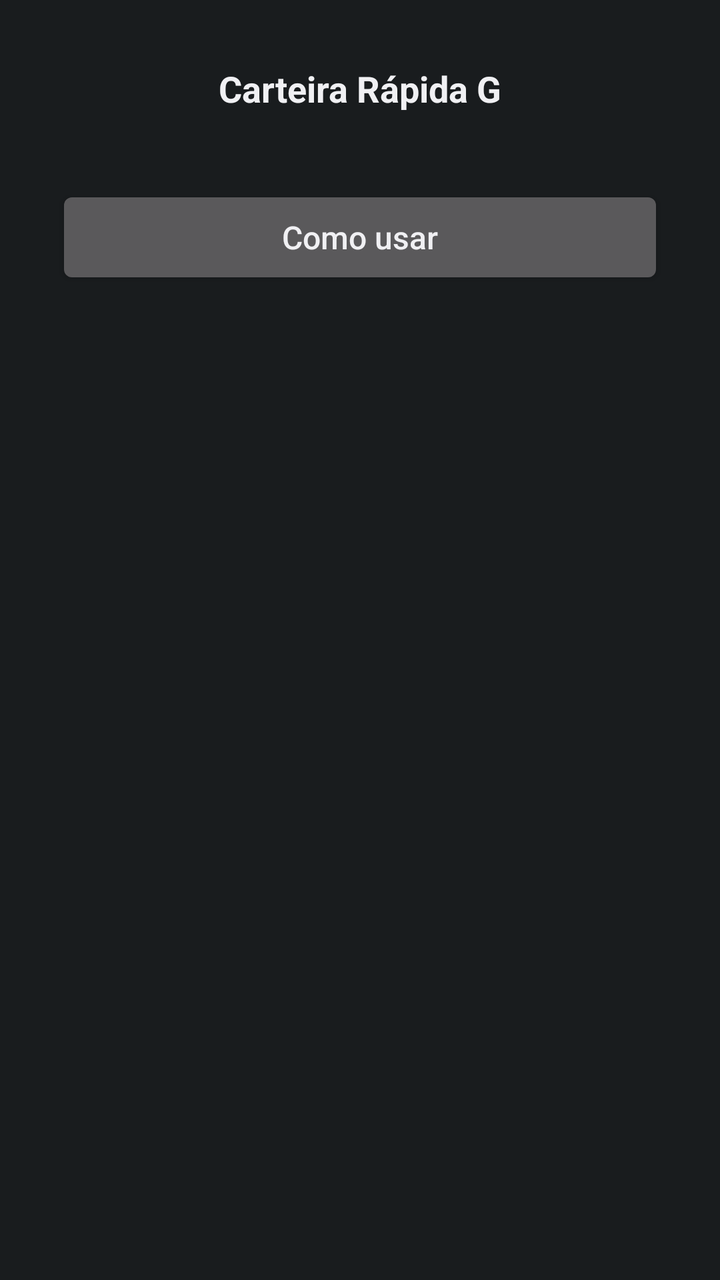
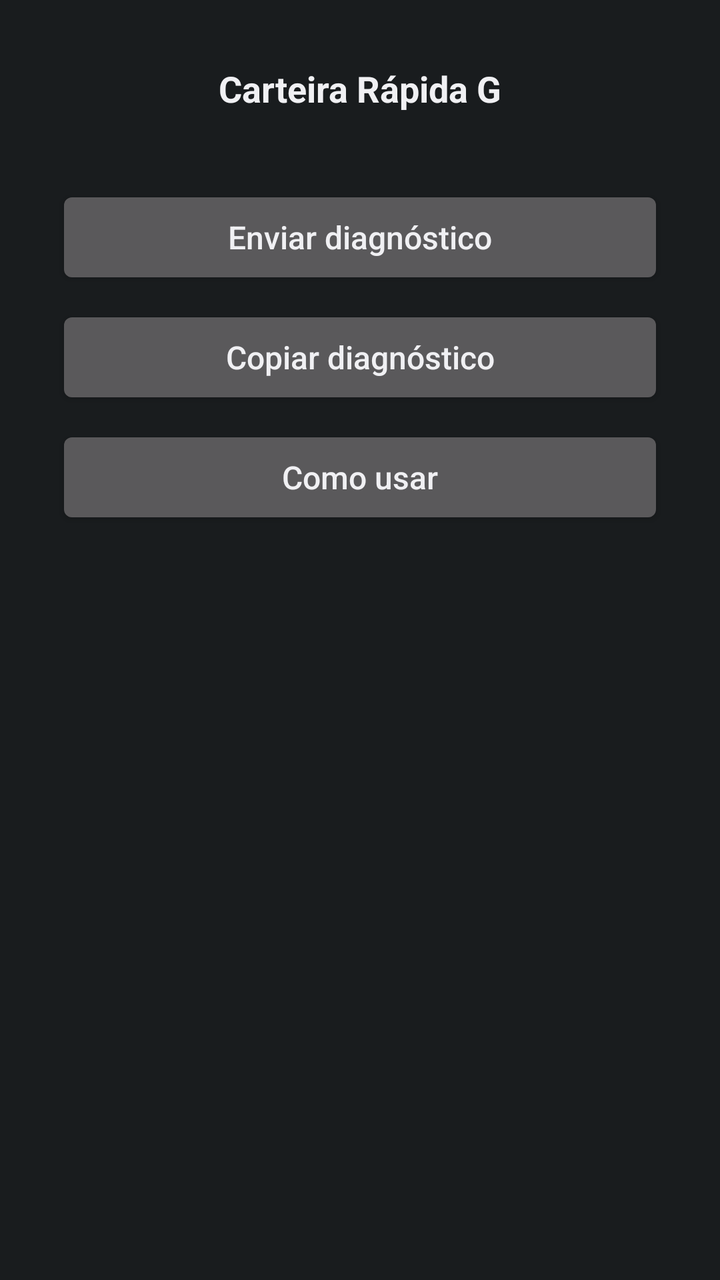

Before-and-after screenshots of an Android layout around one commit, followed by the original layout XML and the change that was made.
<!-- AndroidManifest.xml: application theme TemaG -->
<!-- res/layout/activity_main.xml -->
<?xml version="1.0" encoding="utf-8"?>
<ScrollView xmlns:android="http://schemas.android.com/apk/res/android"
    android:id="@+id/rolagem"
    android:layout_width="match_parent"
    android:layout_height="match_parent"
    android:fillViewport="true"
    android:focusable="true"
    android:focusableInTouchMode="true"
    android:scrollbarStyle="insideOverlay">

    <LinearLayout
        android:layout_width="match_parent"
        android:layout_height="wrap_content"
        android:orientation="vertical"
        android:paddingStart="28dp"
        android:paddingEnd="28dp"
        android:paddingTop="32dp"
        android:paddingBottom="48dp">

        <TextView
            style="@style/TituloG"
            android:text="@string/app_name" />

        <TextView
            android:id="@+id/status"
            style="@style/TextoG"
            android:gravity="center"
            android:accessibilityLiveRegion="polite" />

        <Button
            android:id="@+id/btn_instalar"
            style="@style/BotaoG"
            android:text="@string/btn_instalar"
            android:visibility="gone" />

        <Button
            android:id="@+id/btn_ativar"
            style="@style/BotaoG"
            android:text="@string/btn_ativar"
            android:visibility="gone" />

        <Button
            android:id="@+id/btn_nfc"
            style="@style/BotaoG"
            android:text="@string/btn_nfc"
            android:visibility="gone" />

        <Button
            android:id="@+id/btn_testar"
            style="@style/BotaoG"
            android:text="@string/btn_testar"
            android:visibility="gone" />

        <Button
            android:id="@+id/btn_como_usar"
            style="@style/BotaoG"
            android:text="@string/btn_como_usar" />
    </LinearLayout>
</ScrollView>
<!-- resources referenced by this layout -->
<resources>
  <string name="app_name">Carteira Rápida G</string>
  <string name="btn_ativar">Ativar permissão</string>
  <string name="btn_como_usar">Como usar</string>
  <string name="btn_instalar">Instalar Carteira do Google</string>
  <string name="btn_nfc">Ligar NFC</string>
  <string name="btn_testar">Testar: abrir Carteira do Google</string>
  <style name="BotaoG" parent="@android:style/Widget.DeviceDefault.Button">
          <item name="android:textAllCaps">false</item>
          <item name="android:minHeight">52dp</item>
          <item name="android:minWidth">48dp</item>
          <item name="android:textSize">16sp</item>
          <item name="android:layout_width">match_parent</item>
          <item name="android:layout_height">wrap_content</item>
          <item name="android:layout_marginTop">8dp</item>
      </style>
  <style name="TextoG">
          <item name="android:layout_width">match_parent</item>
          <item name="android:layout_height">wrap_content</item>
          <item name="android:textSize">15sp</item>
          <item name="android:textColor">?android:attr/textColorPrimary</item>
          <item name="android:layout_marginTop">8dp</item>
      </style>
  <style name="TituloG">
          <item name="android:layout_width">match_parent</item>
          <item name="android:layout_height">wrap_content</item>
          <item name="android:gravity">center</item>
          <item name="android:textSize">18sp</item>
          <item name="android:textStyle">bold</item>
          <item name="android:textColor">?android:attr/textColorPrimary</item>
          <item name="android:accessibilityHeading">true</item>
      </style>
  <style name="TemaG" parent="@android:style/Theme.DeviceDefault">
          <item name="android:buttonStyle">@style/BotaoG</item>
          <item name="android:textAllCaps">false</item>
      </style>
</resources>

<!-- the commit's change to res/layout/activity_main.xml (unified diff, before → after) -->
@@ -52,6 +52,23 @@
             android:visibility="gone" />
 
         <Button
+            android:id="@+id/btn_enviar_diag"
+            style="@style/BotaoG"
+            android:text="@string/btn_enviar_diag" />
+
+        <Button
+            android:id="@+id/btn_copiar_diag"
+            style="@style/BotaoG"
+            android:text="@string/btn_copiar_diag" />
+
+        <TextView
+            android:id="@+id/aviso_diag"
+            style="@style/TextoG"
+            android:gravity="center"
+            android:accessibilityLiveRegion="assertive"
+            android:visibility="gone" />
+
+        <Button
             android:id="@+id/btn_como_usar"
             style="@style/BotaoG"
             android:text="@string/btn_como_usar" />
<!-- resource entries referenced after the edit -->
@@ -3,6 +3,8 @@
   <string name="app_name">Carteira Rápida G</string>
   <string name="btn_ativar">Ativar permissão</string>
   <string name="btn_como_usar">Como usar</string>
+  <string name="btn_copiar_diag">Copiar diagnóstico</string>
+  <string name="btn_enviar_diag">Enviar diagnóstico</string>
   <string name="btn_instalar">Instalar Carteira do Google</string>
   <string name="btn_nfc">Ligar NFC</string>
   <string name="btn_testar">Testar: abrir Carteira do Google</string>
